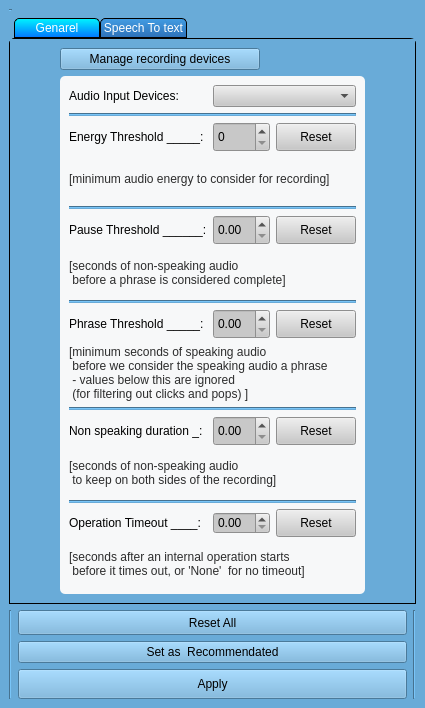
Before: the Qt Designer form Uis/Options.ui in nabil-bot/kontho-2023, drawn with Qt 5.
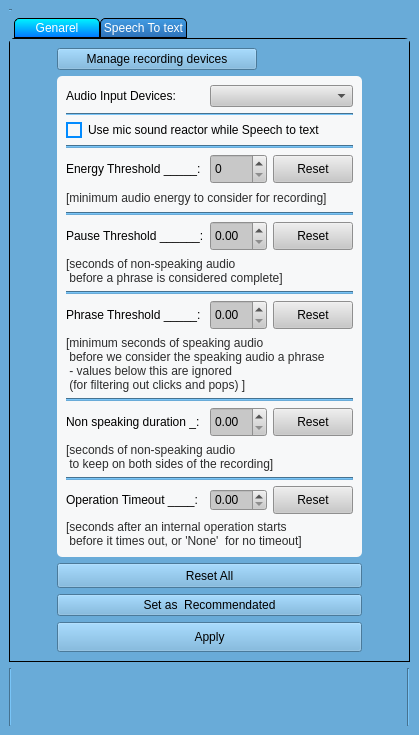
After: the same form once the commit is applied. The open tabs and pages were chosen to show the change. Icons and pictures are not drawn.

Patch:
```diff
--- a/Uis/Options.ui
+++ b/Uis/Options.ui
@@ -6,8 +6,8 @@
    <rect>
     <x>0</x>
     <y>0</y>
-    <width>425</width>
-    <height>708</height>
+    <width>419</width>
+    <height>735</height>
    </rect>
   </property>
   <property name="maximumSize">
@@ -73,6 +73,7 @@
 QCheckBox {
  background: transparent;
 height: 18px;
+font-size:12px;
 }
 
 QCheckBox:disabled {
@@ -121,153 +122,28 @@
   </property>
   <widget class="QWidget" name="centralwidget">
    <layout class="QGridLayout" name="gridLayout">
-    <item row="4" column="2">
-     <widget class="QPushButton" name="Reset_pushButton">
-      <property name="minimumSize">
-       <size>
-        <width>0</width>
-        <height>25</height>
-       </size>
-      </property>
-      <property name="styleSheet">
-       <string notr="true">QPushButton{
- padding-top:2px;
-	font: 14pt &quot;MS Shell Dlg 2l&quot;;
- color: qlineargradient(spread:pad, x1:0, y1:0, x2:0, y2:1, stop:0 rgba(33, 33, 33, 255), stop:1 rgba(75, 75, 75, 255));
-background-color:qlineargradient(spread:pad, x1:1, y1:0, x2:1, y2:1, stop:0 rgba(0, 244, 255, 255), stop:1 rgba(3, 115, 255, 255));
-
-border:1px solid rgb(253, 254, 254);
-
-border-radius:5px;
-}
-QPushButton:hover{
-color: qlineargradient(spread:pad, x1:0, y1:0, x2:1, y2:1, stop:0 rgba(63, 63, 63, 255), stop:1 rgba(33, 33, 33, 255));
- background-color: qlineargradient(spread:pad, x1:0.505636, y1:0.221, x2:0.431818, y2:1, stop:0 rgba(89, 255, 255, 255), stop:1 rgba(60, 138, 255, 255));
-
-}
-
-QPushButton:pressed{
-background-color: qlineargradient(spread:pad, x1:0.767, y1:1, x2:1, y2:0, stop:0 rgba(0, 244, 255, 255), stop:1 rgba(3, 115, 255, 255));\n&quot;
-
-}</string>
-      </property>
-      <property name="text">
-       <string>Reset All</string>
-      </property>
-     </widget>
-    </item>
-    <item row="0" column="1">
-     <widget class="Line" name="line_6">
-      <property name="orientation">
-       <enum>Qt::Horizontal</enum>
-      </property>
-     </widget>
-    </item>
-    <item row="5" column="2">
-     <widget class="QPushButton" name="Developer_recomendation_Button">
-      <property name="styleSheet">
-       <string notr="true">QPushButton{
- padding-top:2px;
-	font: 14pt &quot;MS Shell Dlg 2l&quot;;
- color: qlineargradient(spread:pad, x1:0, y1:0, x2:0, y2:1, stop:0 rgba(33, 33, 33, 255), stop:1 rgba(75, 75, 75, 255));
-background-color:qlineargradient(spread:pad, x1:1, y1:0, x2:1, y2:1, stop:0 rgba(0, 244, 255, 255), stop:1 rgba(3, 115, 255, 255));
-
-border:1px solid rgb(253, 254, 254);
-
-border-radius:5px;
-}
-QPushButton:hover{
-color: qlineargradient(spread:pad, x1:0, y1:0, x2:1, y2:1, stop:0 rgba(63, 63, 63, 255), stop:1 rgba(33, 33, 33, 255));
- background-color: qlineargradient(spread:pad, x1:0.505636, y1:0.221, x2:0.431818, y2:1, stop:0 rgba(89, 255, 255, 255), stop:1 rgba(60, 138, 255, 255));
-
-}
-
-QPushButton:pressed{
-background-color: qlineargradient(spread:pad, x1:0.767, y1:1, x2:1, y2:0, stop:0 rgba(0, 244, 255, 255), stop:1 rgba(3, 115, 255, 255));\n&quot;
-
-}</string>
-      </property>
-      <property name="text">
-       <string>Set as  Recommendated</string>
-      </property>
-     </widget>
-    </item>
-    <item row="6" column="2">
-     <widget class="QPushButton" name="Apply_pushButton">
-      <property name="minimumSize">
-       <size>
-        <width>0</width>
-        <height>30</height>
-       </size>
-      </property>
-      <property name="styleSheet">
-       <string notr="true">QPushButton{
- padding-top:2px;
-	font: 15pt &quot;MS Shell Dlg 2l&quot;;
- color: qlineargradient(spread:pad, x1:0, y1:0, x2:0, y2:1, stop:0 rgba(33, 33, 33, 255), stop:1 rgba(75, 75, 75, 255));
-background-color:qlineargradient(spread:pad, x1:1, y1:0, x2:1, y2:1, stop:0 rgba(0, 244, 255, 255), stop:1 rgba(3, 115, 255, 255));
-
-border:1px solid rgb(253, 254, 254);
-
-border-radius:5px;
-}
-QPushButton:hover{
-color: qlineargradient(spread:pad, x1:0, y1:0, x2:1, y2:1, stop:0 rgba(63, 63, 63, 255), stop:1 rgba(33, 33, 33, 255));
- background-color: qlineargradient(spread:pad, x1:0.505636, y1:0.221, x2:0.431818, y2:1, stop:0 rgba(89, 255, 255, 255), stop:1 rgba(60, 138, 255, 255));
-
-}
-
-QPushButton:pressed{
-background-color: qlineargradient(spread:pad, x1:0.767, y1:1, x2:1, y2:0, stop:0 rgba(0, 244, 255, 255), stop:1 rgba(3, 115, 255, 255));\n&quot;
-
-}</string>
-      </property>
-      <property name="text">
-       <string>Apply</string>
-      </property>
-     </widget>
-    </item>
-    <item row="4" column="4">
-     <spacer name="horizontalSpacer_3">
-      <property name="orientation">
-       <enum>Qt::Horizontal</enum>
-      </property>
-      <property name="sizeHint" stdset="0">
-       <size>
-        <width>40</width>
-        <height>20</height>
-       </size>
-      </property>
-     </spacer>
-    </item>
-    <item row="4" column="3" rowspan="3">
+    <item row="4" column="2" rowspan="3">
      <widget class="Line" name="line_25">
       <property name="orientation">
        <enum>Qt::Vertical</enum>
       </property>
      </widget>
     </item>
-    <item row="4" column="1" rowspan="3">
+    <item row="4" column="0" rowspan="3">
      <widget class="Line" name="line_26">
       <property name="orientation">
        <enum>Qt::Vertical</enum>
       </property>
      </widget>
     </item>
-    <item row="4" column="0">
-     <spacer name="horizontalSpacer_4">
+    <item row="0" column="0">
+     <widget class="Line" name="line_6">
       <property name="orientation">
        <enum>Qt::Horizontal</enum>
       </property>
-      <property name="sizeHint" stdset="0">
-       <size>
-        <width>40</width>
-        <height>20</height>
-       </size>
-      </property>
-     </spacer>
+     </widget>
     </item>
-    <item row="1" column="1" rowspan="2" colspan="3">
+    <item row="1" column="0" rowspan="2" colspan="3">
      <widget class="QTabWidget" name="tabWidget">
       <property name="currentIndex">
        <number>0</number>
@@ -489,7 +365,7 @@
             </widget>
            </item>
            <item row="8" column="1">
-            <widget class="QDoubleSpinBox" name="doubleSpinBox">
+            <widget class="QDoubleSpinBox" name="SimiDoubleSpinBox">
              <property name="minimum">
               <double>0.250000000000000</double>
              </property>
@@ -509,7 +385,7 @@
             </widget>
            </item>
            <item row="2" column="0">
-            <widget class="QCheckBox" name="checkBox_3">
+            <widget class="QCheckBox" name="AutoCloseCheckBox">
              <property name="text">
               <string>Auto close brackets () {} []</string>
              </property>
@@ -565,7 +441,7 @@
             </widget>
            </item>
            <item row="4" column="0">
-            <widget class="QCheckBox" name="checkBox_4">
+            <widget class="QCheckBox" name="UseAbrisCheckBox">
              <property name="text">
               <string>use Abbreviations</string>
              </property>
@@ -710,7 +586,7 @@
            <string/>
           </property>
           <layout class="QGridLayout" name="gridLayout_2">
-           <item row="8" column="1">
+           <item row="10" column="1">
             <widget class="QDoubleSpinBox" name="Phrase_doubleSpinBox">
              <property name="minimumSize">
               <size>
@@ -720,43 +596,27 @@
              </property>
             </widget>
            </item>
-           <item row="11" column="0">
+           <item row="15" column="0" colspan="3">
+            <widget class="Line" name="line_4">
+             <property name="minimumSize">
+              <size>
+               <width>0</width>
+               <height>2</height>
+              </size>
+             </property>
+             <property name="orientation">
+              <enum>Qt::Horizontal</enum>
+             </property>
+            </widget>
+           </item>
+           <item row="13" column="0">
             <widget class="QLabel" name="label_4">
              <property name="text">
               <string>Non speaking duration _:</string>
              </property>
             </widget>
            </item>
-           <item row="5" column="1">
-            <widget class="QDoubleSpinBox" name="Pause_doubleSpinBox">
-             <property name="minimumSize">
-              <size>
-               <width>0</width>
-               <height>30</height>
-              </size>
-             </property>
-             <property name="maximumSize">
-              <size>
-               <width>16777215</width>
-               <height>16777215</height>
-              </size>
-             </property>
-            </widget>
-           </item>
-           <item row="13" column="0" colspan="3">
-            <widget class="Line" name="line_4">
-             <property name="minimumSize">
-              <size>
-               <width>0</width>
-               <height>2</height>
-              </size>
-             </property>
-             <property name="orientation">
-              <enum>Qt::Horizontal</enum>
-             </property>
-            </widget>
-           </item>
-           <item row="10" column="0" colspan="3">
+           <item row="12" column="0" colspan="3">
             <widget class="Line" name="line_3">
              <property name="minimumSize">
               <size>
@@ -769,14 +629,23 @@
              </property>
             </widget>
            </item>
-           <item row="5" column="0">
-            <widget class="QLabel" name="label_2">
-             <property name="text">
-              <string>Pause Threshold ______:</string>
+           <item row="7" column="1">
+            <widget class="QDoubleSpinBox" name="Pause_doubleSpinBox">
+             <property name="minimumSize">
+              <size>
+               <width>0</width>
+               <height>30</height>
+              </size>
+             </property>
+             <property name="maximumSize">
+              <size>
+               <width>16777215</width>
+               <height>16777215</height>
+              </size>
              </property>
             </widget>
            </item>
-           <item row="7" column="0" colspan="3">
+           <item row="9" column="0" colspan="3">
             <widget class="Line" name="line_2">
              <property name="minimumSize">
               <size>
@@ -789,7 +658,7 @@
              </property>
             </widget>
            </item>
-           <item row="6" column="0" colspan="3">
+           <item row="8" column="0" colspan="3">
             <widget class="QLabel" name="label_6">
              <property name="styleSheet">
               <string notr="true">font: 75 12pt &quot;MS Shell Dlg 2&quot;;
@@ -801,7 +670,7 @@
              </property>
             </widget>
            </item>
-           <item row="4" column="0" colspan="3">
+           <item row="6" column="0" colspan="3">
             <widget class="Line" name="line">
              <property name="minimumSize">
               <size>
@@ -817,10 +686,14 @@
              </property>
             </widget>
            </item>
-           <item row="0" column="1" colspan="2">
-            <widget class="QComboBox" name="comboBox"/>
+           <item row="7" column="0">
+            <widget class="QLabel" name="label_2">
+             <property name="text">
+              <string>Pause Threshold ______:</string>
+             </property>
+            </widget>
            </item>
-           <item row="14" column="2">
+           <item row="16" column="2">
             <widget class="QPushButton" name="Reset_operation_timeout_Button">
              <property name="minimumSize">
               <size>
@@ -833,7 +706,7 @@
              </property>
             </widget>
            </item>
-           <item row="2" column="2">
+           <item row="4" column="2">
             <widget class="QPushButton" name="Reset_Energy_Button">
              <property name="minimumSize">
               <size>
@@ -849,7 +722,23 @@
              </property>
             </widget>
            </item>
-           <item row="3" column="0" colspan="3">
+           <item row="0" column="1" colspan="2">
+            <widget class="QComboBox" name="comboBox"/>
+           </item>
+           <item row="10" column="2">
+            <widget class="QPushButton" name="Reset_Phrase_Button">
+             <property name="minimumSize">
+              <size>
+               <width>0</width>
+               <height>28</height>
+              </size>
+             </property>
+             <property name="text">
+              <string>Reset</string>
+             </property>
+            </widget>
+           </item>
+           <item row="5" column="0" colspan="3">
             <widget class="QLabel" name="label_5">
              <property name="styleSheet">
               <string notr="true">font: 75 12pt &quot;MS Shell Dlg 2&quot;;
@@ -860,33 +749,7 @@
              </property>
             </widget>
            </item>
-           <item row="5" column="2">
-            <widget class="QPushButton" name="Reset_Pause_Button">
-             <property name="minimumSize">
-              <size>
-               <width>0</width>
-               <height>28</height>
-              </size>
-             </property>
-             <property name="text">
-              <string>Reset</string>
-             </property>
-            </widget>
-           </item>
-           <item row="8" column="2">
-            <widget class="QPushButton" name="Reset_Phrase_Button">
-             <property name="minimumSize">
-              <size>
-               <width>0</width>
-               <height>28</height>
-              </size>
-             </property>
-             <property name="text">
-              <string>Reset</string>
-             </property>
-            </widget>
-           </item>
-           <item row="11" column="2">
+           <item row="13" column="2">
             <widget class="QPushButton" name="Reset_non_speaking_duration_Button">
              <property name="minimumSize">
               <size>
@@ -899,7 +762,20 @@
              </property>
             </widget>
            </item>
-           <item row="12" column="0" colspan="3">
+           <item row="7" column="2">
+            <widget class="QPushButton" name="Reset_Pause_Button">
+             <property name="minimumSize">
+              <size>
+               <width>0</width>
+               <height>28</height>
+              </size>
+             </property>
+             <property name="text">
+              <string>Reset</string>
+             </property>
+            </widget>
+           </item>
+           <item row="14" column="0" colspan="3">
             <widget class="QLabel" name="label_8">
              <property name="styleSheet">
               <string notr="true">font: 75 12pt &quot;MS Shell Dlg 2&quot;;
@@ -911,7 +787,7 @@
              </property>
             </widget>
            </item>
-           <item row="9" column="0" colspan="3">
+           <item row="11" column="0" colspan="3">
             <widget class="QLabel" name="label_7">
              <property name="styleSheet">
               <string notr="true">font: 75 12pt &quot;MS Shell Dlg 2&quot;;
@@ -925,7 +801,7 @@
              </property>
             </widget>
            </item>
-           <item row="15" column="0" colspan="3">
+           <item row="17" column="0" colspan="3">
             <widget class="QLabel" name="label_10">
              <property name="styleSheet">
               <string notr="true">font: 75 12pt &quot;MS Shell Dlg 2&quot;;
@@ -937,22 +813,54 @@
              </property>
             </widget>
            </item>
-           <item row="14" column="0">
+           <item row="4" column="1">
+            <widget class="QSpinBox" name="Energy_spinBox">
+             <property name="minimumSize">
+              <size>
+               <width>0</width>
+               <height>30</height>
+              </size>
+             </property>
+             <property name="maximumSize">
+              <size>
+               <width>16777215</width>
+               <height>16777215</height>
+              </size>
+             </property>
+             <property name="maximum">
+              <number>999</number>
+             </property>
+            </widget>
+           </item>
+           <item row="16" column="0">
             <widget class="QLabel" name="label_9">
              <property name="text">
               <string>Operation Timeout ____:</string>
              </property>
             </widget>
            </item>
-           <item row="8" column="0">
+           <item row="10" column="0">
             <widget class="QLabel" name="label_3">
              <property name="text">
               <string>Phrase Threshold _____:</string>
              </property>
             </widget>
            </item>
-           <item row="2" column="1">
-            <widget class="QSpinBox" name="Energy_spinBox">
+           <item row="3" column="0" colspan="3">
+            <widget class="Line" name="line_11">
+             <property name="minimumSize">
+              <size>
+               <width>0</width>
+               <height>2</height>
+              </size>
+             </property>
+             <property name="orientation">
+              <enum>Qt::Horizontal</enum>
+             </property>
+            </widget>
+           </item>
+           <item row="13" column="1">
+            <widget class="QDoubleSpinBox" name="Non_speaking_daration_doubleSpinBox">
              <property name="minimumSize">
               <size>
                <width>0</width>
@@ -965,46 +873,17 @@
                <height>16777215</height>
               </size>
              </property>
-             <property name="maximum">
-              <number>999</number>
-             </property>
             </widget>
            </item>
-           <item row="2" column="0">
+           <item row="4" column="0">
             <widget class="QLabel" name="label">
              <property name="text">
               <string>Energy Threshold _____:</string>
              </property>
             </widget>
            </item>
-           <item row="11" column="1">
-            <widget class="QDoubleSpinBox" name="Non_speaking_daration_doubleSpinBox">
-             <property name="minimumSize">
-              <size>
-               <width>0</width>
-               <height>30</height>
-              </size>
-             </property>
-             <property name="maximumSize">
-              <size>
-               <width>16777215</width>
-               <height>16777215</height>
-              </size>
-             </property>
-            </widget>
-           </item>
-           <item row="1" column="0" colspan="3">
-            <widget class="Line" name="line_11">
-             <property name="minimumSize">
-              <size>
-               <width>0</width>
-               <height>2</height>
-              </size>
-             </property>
-             <property name="orientation">
-              <enum>Qt::Horizontal</enum>
-             </property>
-            </widget>
+           <item row="16" column="1">
+            <widget class="QDoubleSpinBox" name="TimeOutDoubleSpinBox"/>
            </item>
            <item row="0" column="0">
             <widget class="QLabel" name="label_11">
@@ -1016,12 +895,128 @@
              </property>
             </widget>
            </item>
-           <item row="14" column="1">
-            <widget class="QDoubleSpinBox" name="TimeOutDoubleSpinBox"/>
+           <item row="1" column="0" colspan="3">
+            <widget class="Line" name="line_9">
+             <property name="maximumSize">
+              <size>
+               <width>16777215</width>
+               <height>2</height>
+              </size>
+             </property>
+             <property name="orientation">
+              <enum>Qt::Horizontal</enum>
+             </property>
+            </widget>
+           </item>
+           <item row="2" column="0" colspan="3">
+            <widget class="QCheckBox" name="checkBox_5">
+             <property name="text">
+              <string>Use mic sound reactor while Speech to text </string>
+             </property>
+            </widget>
            </item>
           </layout>
          </widget>
         </item>
+        <item row="2" column="0">
+         <widget class="QPushButton" name="Reset_pushButton">
+          <property name="minimumSize">
+           <size>
+            <width>0</width>
+            <height>25</height>
+           </size>
+          </property>
+          <property name="styleSheet">
+           <string notr="true">QPushButton{
+ padding-top:2px;
+	font: 14pt &quot;MS Shell Dlg 2l&quot;;
+ color: qlineargradient(spread:pad, x1:0, y1:0, x2:0, y2:1, stop:0 rgba(33, 33, 33, 255), stop:1 rgba(75, 75, 75, 255));
+background-color:qlineargradient(spread:pad, x1:1, y1:0, x2:1, y2:1, stop:0 rgba(0, 244, 255, 255), stop:1 rgba(3, 115, 255, 255));
+
+border:1px solid rgb(253, 254, 254);
+
+border-radius:5px;
+}
+QPushButton:hover{
+color: qlineargradient(spread:pad, x1:0, y1:0, x2:1, y2:1, stop:0 rgba(63, 63, 63, 255), stop:1 rgba(33, 33, 33, 255));
+ background-color: qlineargradient(spread:pad, x1:0.505636, y1:0.221, x2:0.431818, y2:1, stop:0 rgba(89, 255, 255, 255), stop:1 rgba(60, 138, 255, 255));
+
+}
+
+QPushButton:pressed{
+background-color: qlineargradient(spread:pad, x1:0.767, y1:1, x2:1, y2:0, stop:0 rgba(0, 244, 255, 255), stop:1 rgba(3, 115, 255, 255));\n&quot;
+
+}</string>
+          </property>
+          <property name="text">
+           <string>Reset All</string>
+          </property>
+         </widget>
+        </item>
+        <item row="3" column="0">
+         <widget class="QPushButton" name="Developer_recomendation_Button">
+          <property name="styleSheet">
+           <string notr="true">QPushButton{
+ padding-top:2px;
+	font: 14pt &quot;MS Shell Dlg 2l&quot;;
+ color: qlineargradient(spread:pad, x1:0, y1:0, x2:0, y2:1, stop:0 rgba(33, 33, 33, 255), stop:1 rgba(75, 75, 75, 255));
+background-color:qlineargradient(spread:pad, x1:1, y1:0, x2:1, y2:1, stop:0 rgba(0, 244, 255, 255), stop:1 rgba(3, 115, 255, 255));
+
+border:1px solid rgb(253, 254, 254);
+
+border-radius:5px;
+}
+QPushButton:hover{
+color: qlineargradient(spread:pad, x1:0, y1:0, x2:1, y2:1, stop:0 rgba(63, 63, 63, 255), stop:1 rgba(33, 33, 33, 255));
+ background-color: qlineargradient(spread:pad, x1:0.505636, y1:0.221, x2:0.431818, y2:1, stop:0 rgba(89, 255, 255, 255), stop:1 rgba(60, 138, 255, 255));
+
+}
+
+QPushButton:pressed{
+background-color: qlineargradient(spread:pad, x1:0.767, y1:1, x2:1, y2:0, stop:0 rgba(0, 244, 255, 255), stop:1 rgba(3, 115, 255, 255));\n&quot;
+
+}</string>
+          </property>
+          <property name="text">
+           <string>Set as  Recommendated</string>
+          </property>
+         </widget>
+        </item>
+        <item row="4" column="0">
+         <widget class="QPushButton" name="Apply_pushButton">
+          <property name="minimumSize">
+           <size>
+            <width>0</width>
+            <height>30</height>
+           </size>
+          </property>
+          <property name="styleSheet">
+           <string notr="true">QPushButton{
+ padding-top:2px;
+	font: 15pt &quot;MS Shell Dlg 2l&quot;;
+ color: qlineargradient(spread:pad, x1:0, y1:0, x2:0, y2:1, stop:0 rgba(33, 33, 33, 255), stop:1 rgba(75, 75, 75, 255));
+background-color:qlineargradient(spread:pad, x1:1, y1:0, x2:1, y2:1, stop:0 rgba(0, 244, 255, 255), stop:1 rgba(3, 115, 255, 255));
+
+border:1px solid rgb(253, 254, 254);
+
+border-radius:5px;
+}
+QPushButton:hover{
+color: qlineargradient(spread:pad, x1:0, y1:0, x2:1, y2:1, stop:0 rgba(63, 63, 63, 255), stop:1 rgba(33, 33, 33, 255));
+ background-color: qlineargradient(spread:pad, x1:0.505636, y1:0.221, x2:0.431818, y2:1, stop:0 rgba(89, 255, 255, 255), stop:1 rgba(60, 138, 255, 255));
+
+}
+
+QPushButton:pressed{
+background-color: qlineargradient(spread:pad, x1:0.767, y1:1, x2:1, y2:0, stop:0 rgba(0, 244, 255, 255), stop:1 rgba(3, 115, 255, 255));\n&quot;
+
+}</string>
+          </property>
+          <property name="text">
+           <string>Apply</string>
+          </property>
+         </widget>
+        </item>
        </layout>
       </widget>
      </widget>
```
